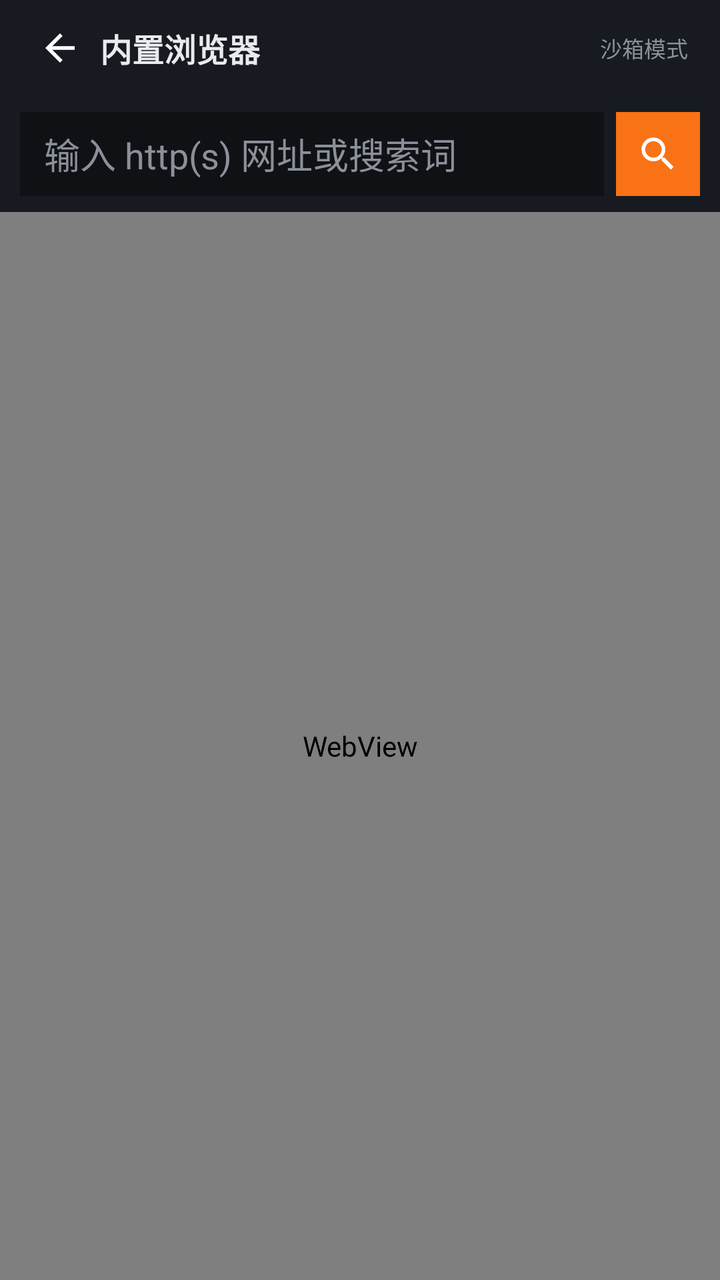
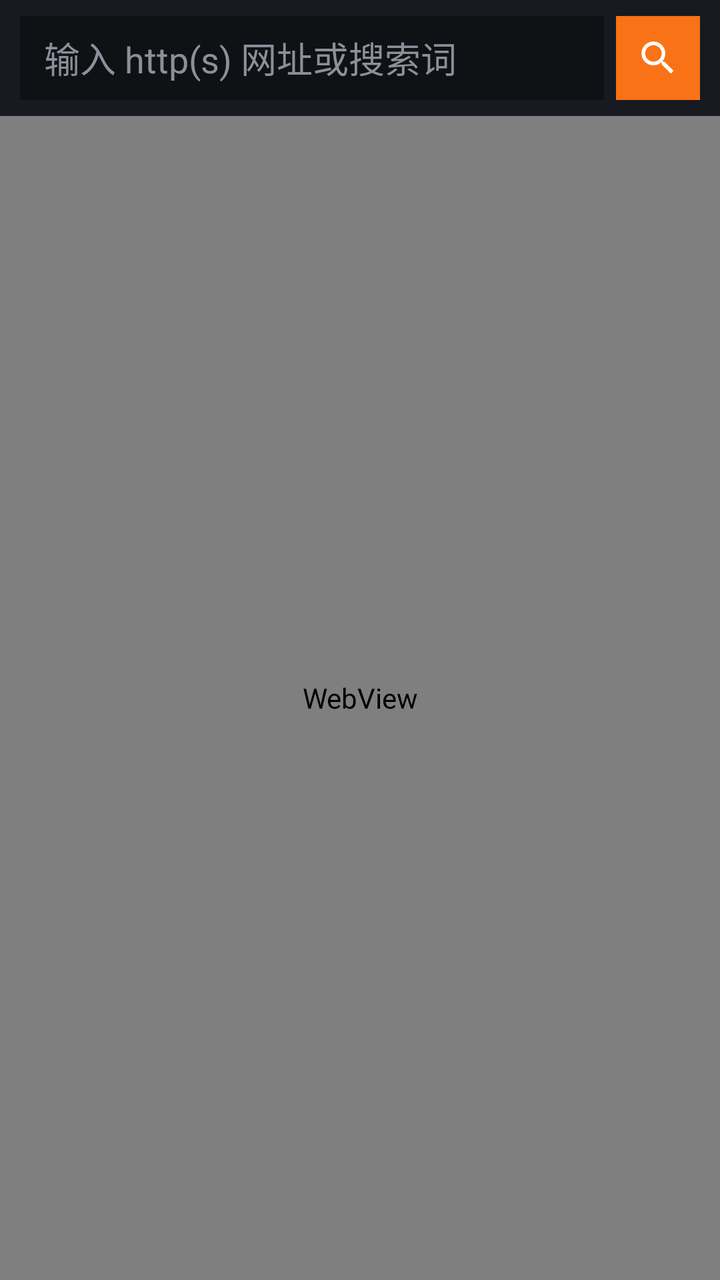

Screens rendered from an Android XML layout before and after an edit, with the pre-edit source and the edit as a unified diff.
<!-- AndroidManifest.xml: application theme android:Theme.DeviceDefault.NoActionBar -->
<!-- res/layout/page_browser.xml -->
<?xml version="1.0" encoding="utf-8"?>
<LinearLayout xmlns:android="http://schemas.android.com/apk/res/android"
    android:layout_width="match_parent"
    android:layout_height="match_parent"
    android:orientation="vertical"
    android:tag="bg">

    
    <LinearLayout
        android:layout_width="match_parent"
        android:layout_height="48dp"
        android:orientation="horizontal"
        android:gravity="center_vertical"
        android:background="#171a21"
        android:tag="card"
        android:paddingStart="10dp"
        android:paddingEnd="16dp">
        <ImageButton
            android:id="@+id/browser_back"
            android:layout_width="40dp"
            android:layout_height="40dp"
            android:src="@drawable/ic_back"
            android:tag="icon"
            android:scaleType="fitCenter"
            android:padding="9dp"
            android:background="?android:attr/selectableItemBackgroundBorderless"
            android:contentDescription="返回" />
        <TextView
            android:layout_width="wrap_content"
            android:layout_height="wrap_content"
            android:text="内置浏览器"
            android:textColor="#e8eaed"
            android:tag="text"
            android:textSize="16sp"
            android:textStyle="bold" />
        <View
            android:layout_width="0dp"
            android:layout_height="1dp"
            android:layout_weight="1" />
        <TextView
            android:layout_width="wrap_content"
            android:layout_height="wrap_content"
            android:text="沙箱模式"
            android:textColor="#8b909a"
            android:tag="dim"
            android:textSize="11sp" />
    </LinearLayout>

    
    <FrameLayout
        android:id="@+id/player_slot"
        android:layout_width="match_parent"
        android:layout_height="wrap_content" />

    
    <LinearLayout
        android:layout_width="match_parent"
        android:layout_height="wrap_content"
        android:orientation="horizontal"
        android:gravity="center_vertical"
        android:background="#171a21"
        android:tag="card"
        android:paddingStart="10dp"
        android:paddingEnd="10dp"
        android:paddingTop="8dp"
        android:paddingBottom="8dp">

        <EditText
            android:id="@+id/browser_url"
            android:layout_width="0dp"
            android:layout_height="42dp"
            android:layout_weight="1"
            android:hint="输入 http(s) 网址或搜索词"
            android:textColorHint="#8b909a"
            android:textColor="#e8eaed"
            android:background="#0f1115"
            android:tag="input"
            android:paddingStart="12dp"
            android:paddingEnd="12dp"
            android:singleLine="true"
            android:imeOptions="actionSearch"
            android:inputType="textUri" />

        <ImageButton
            android:id="@+id/browser_go"
            android:layout_width="42dp"
            android:layout_height="42dp"
            android:layout_marginStart="6dp"
            android:src="@drawable/ic_search"
            android:scaleType="fitCenter"
            android:padding="10dp"
            android:background="#f97316"
            android:contentDescription="搜索" />
    </LinearLayout>

    
    <FrameLayout
        android:layout_width="match_parent"
        android:layout_height="0dp"
        android:layout_weight="1">

        <WebView
            android:id="@+id/browser_webview"
            android:layout_width="match_parent"
            android:layout_height="match_parent" />

        <ProgressBar
            android:id="@+id/browser_progress"
            android:layout_width="match_parent"
            android:layout_height="3dp"
            android:layout_gravity="top"
            android:indeterminate="false"
            android:max="100"
            android:visibility="gone"
            style="?android:attr/progressBarStyleHorizontal" />

        
        <LinearLayout
            android:id="@+id/browser_res_float"
            android:layout_width="292dp"
            android:layout_height="wrap_content"
            android:layout_gravity="top|end"
            android:layout_marginTop="10dp"
            android:layout_marginEnd="10dp"
            android:orientation="vertical"
            android:background="#171a21"
            android:tag="card"
            android:elevation="10dp"
            android:visibility="gone">

            <LinearLayout
                android:id="@+id/browser_res_header"
                android:layout_width="match_parent"
                android:layout_height="42dp"
                android:orientation="horizontal"
                android:gravity="center_vertical"
                android:paddingStart="10dp"
                android:paddingEnd="6dp"
                android:background="#1f232c"
                android:tag="soft">

                <ImageView
                    android:layout_width="16dp"
                    android:layout_height="16dp"
                    android:src="@drawable/ic_video"
                    android:tag="accent_icon"
                    android:scaleType="fitCenter" />

                <TextView
                    android:id="@+id/browser_res_title"
                    android:layout_width="0dp"
                    android:layout_height="wrap_content"
                    android:layout_weight="1"
                    android:layout_marginStart="7dp"
                    android:text="可下载资源 (0)"
                    android:textColor="#e8eaed"
                    android:tag="text"
                    android:textSize="12sp"
                    android:singleLine="true" />

                <ImageButton
                    android:id="@+id/browser_res_hide"
                    android:layout_width="30dp"
                    android:layout_height="30dp"
                    android:src="@drawable/ic_chevron"
                    android:tag="icon"
                    android:scaleType="fitCenter"
                    android:padding="7dp"
                    android:background="?android:attr/selectableItemBackgroundBorderless"
                    android:contentDescription="收起" />

                <ImageButton
                    android:id="@+id/browser_res_close"
                    android:layout_width="30dp"
                    android:layout_height="30dp"
                    android:src="@drawable/ic_close"
                    android:tag="danger_icon"
                    android:scaleType="fitCenter"
                    android:padding="7dp"
                    android:background="?android:attr/selectableItemBackgroundBorderless"
                    android:contentDescription="删除资源" />
            </LinearLayout>

            <androidx.recyclerview.widget.RecyclerView
                android:id="@+id/browser_res_list"
                android:layout_width="match_parent"
                android:layout_height="220dp"
                android:scrollbars="vertical" />

            <TextView
                android:id="@+id/browser_res_empty"
                android:layout_width="match_parent"
                android:layout_height="wrap_content"
                android:text="浏览网页时自动嗅探可下载的视频 / 音频"
                android:textColor="#8b909a"
                android:tag="dim"
                android:textSize="11sp"
                android:gravity="center"
                android:paddingTop="8dp"
                android:paddingBottom="10dp"
                android:visibility="gone" />
        </LinearLayout>

        
        <TextView
            android:id="@+id/browser_res_fab"
            android:layout_width="wrap_content"
            android:layout_height="wrap_content"
            android:layout_gravity="top|end"
            android:layout_marginTop="10dp"
            android:layout_marginEnd="10dp"
            android:background="#f97316"
            android:textColor="#ffffff"
            android:textSize="12sp"
            android:textStyle="bold"
            android:gravity="center"
            android:paddingStart="12dp"
            android:paddingEnd="12dp"
            android:paddingTop="9dp"
            android:paddingBottom="9dp"
            android:elevation="10dp"
            android:visibility="gone"
            android:text="资源 0" />
    </FrameLayout>
</LinearLayout>
<!-- resources referenced by this layout -->
<resources>
  <!-- drawable ic_back (drawable) -->
  <?xml version="1.0" encoding="utf-8"?>
  <vector xmlns:android="http://schemas.android.com/apk/res/android"
      android:width="24dp"
      android:height="24dp"
      android:viewportWidth="24"
      android:viewportHeight="24">
      <path
          android:fillColor="#FFFFFFFF"
          android:pathData="M20,11H7.83l5.59,-5.59L12,4l-8,8 8,8 1.41,-1.41L7.83,13H20v-2z" />
  </vector>
  <!-- drawable ic_chevron (drawable) -->
  <?xml version="1.0" encoding="utf-8"?>
  <vector xmlns:android="http://schemas.android.com/apk/res/android"
      android:width="24dp"
      android:height="24dp"
      android:viewportWidth="24"
      android:viewportHeight="24">
      <path
          android:fillColor="#FFFFFFFF"
          android:pathData="M10,6L8.59,7.41 13.17,12l-4.58,4.59L10,18l6,-6z" />
  </vector>
  <!-- drawable ic_close (drawable) -->
  <?xml version="1.0" encoding="utf-8"?>
  <vector xmlns:android="http://schemas.android.com/apk/res/android"
      android:width="24dp"
      android:height="24dp"
      android:viewportWidth="24"
      android:viewportHeight="24">
      <path
          android:fillColor="#FFFFFFFF"
          android:pathData="M19,6.41L17.59,5 12,10.59 6.41,5 5,6.41 10.59,12 5,17.59 6.41,19 12,13.41 17.59,19 19,17.59 13.41,12z" />
  </vector>
  <!-- drawable ic_search (drawable) -->
  <?xml version="1.0" encoding="utf-8"?>
  <vector xmlns:android="http://schemas.android.com/apk/res/android"
      android:width="24dp"
      android:height="24dp"
      android:viewportWidth="24"
      android:viewportHeight="24">
      <path
          android:fillColor="#FFFFFFFF"
          android:pathData="M15.5,14h-0.79l-0.28,-0.27C15.41,12.59 16,11.11 16,9.5 16,5.91 13.09,3 9.5,3S3,5.91 3,9.5 5.91,16 9.5,16c1.61,0 3.09,-0.59 4.23,-1.57l0.27,0.28v0.79l5,4.99L20.49,19l-4.99,-5zM9.5,14C7.01,14 5,11.99 5,9.5S7.01,5 9.5,5 14,7.01 14,9.5 11.99,14 9.5,14z" />
  </vector>
  <!-- drawable ic_video (drawable) -->
  <?xml version="1.0" encoding="utf-8"?>
  <vector xmlns:android="http://schemas.android.com/apk/res/android"
      android:width="24dp"
      android:height="24dp"
      android:viewportWidth="24"
      android:viewportHeight="24">
      <path
          android:fillColor="#FFFFFFFF"
          android:pathData="M17,10.5V7c0,-0.55 -0.45,-1 -1,-1H4c-0.55,0 -1,0.45 -1,1v10c0,0.55 0.45,1 1,1h12c0.55,0 1,-0.45 1,-1v-3.5l4,4v-11l-4,4z" />
  </vector>
</resources>

<!-- the commit's change to res/layout/page_browser.xml (unified diff, before → after) -->
@@ -6,45 +6,6 @@
     android:tag="bg">
 
     
-    <LinearLayout
-        android:layout_width="match_parent"
-        android:layout_height="48dp"
-        android:orientation="horizontal"
-        android:gravity="center_vertical"
-        android:background="#171a21"
-        android:tag="card"
-        android:paddingStart="10dp"
-        android:paddingEnd="16dp">
-        <ImageButton
-            android:id="@+id/browser_back"
-            android:layout_width="40dp"
-            android:layout_height="40dp"
-            android:src="@drawable/ic_back"
-            android:tag="icon"
-            android:scaleType="fitCenter"
-            android:padding="9dp"
-            android:background="?android:attr/selectableItemBackgroundBorderless"
-            android:contentDescription="返回" />
-        <TextView
-            android:layout_width="wrap_content"
-            android:layout_height="wrap_content"
-            android:text="内置浏览器"
-            android:textColor="#e8eaed"
-            android:tag="text"
-            android:textSize="16sp"
-            android:textStyle="bold" />
-        <View
-            android:layout_width="0dp"
-            android:layout_height="1dp"
-            android:layout_weight="1" />
-        <TextView
-            android:layout_width="wrap_content"
-            android:layout_height="wrap_content"
-            android:text="沙箱模式"
-            android:textColor="#8b909a"
-            android:tag="dim"
-            android:textSize="11sp" />
-    </LinearLayout>
 
     
     <FrameLayout
<!-- resource entries referenced after the edit -->
@@ -1,16 +1,5 @@
 <!-- resources referenced by this layout -->
 <resources>
-  <!-- drawable ic_back (drawable) -->
-  <?xml version="1.0" encoding="utf-8"?>
-  <vector xmlns:android="http://schemas.android.com/apk/res/android"
-      android:width="24dp"
-      android:height="24dp"
-      android:viewportWidth="24"
-      android:viewportHeight="24">
-      <path
-          android:fillColor="#FFFFFFFF"
-          android:pathData="M20,11H7.83l5.59,-5.59L12,4l-8,8 8,8 1.41,-1.41L7.83,13H20v-2z" />
-  </vector>
   <!-- drawable ic_chevron (drawable) -->
   <?xml version="1.0" encoding="utf-8"?>
   <vector xmlns:android="http://schemas.android.com/apk/res/android"
